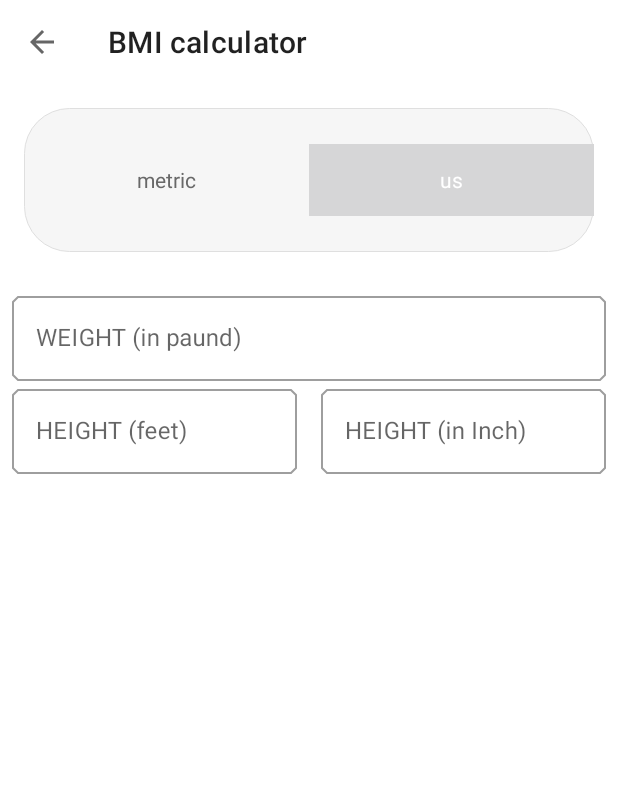
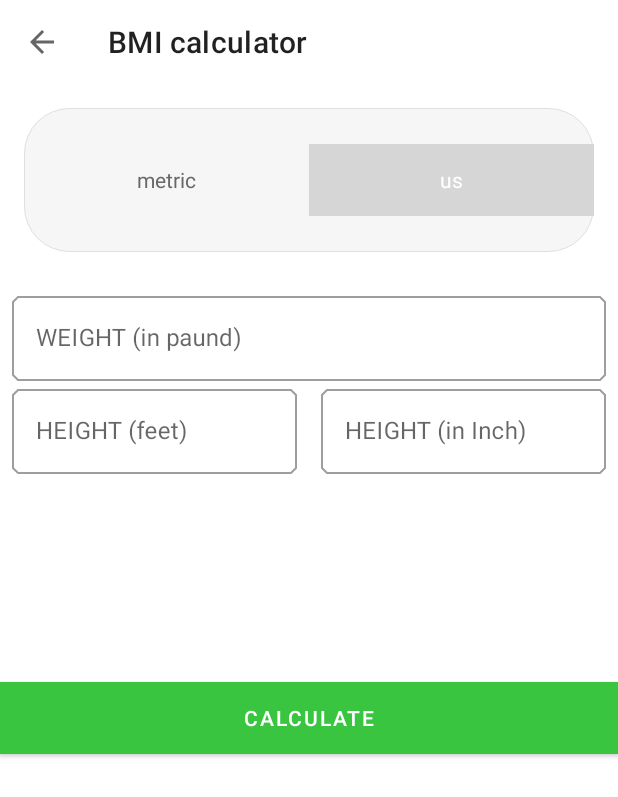
Before and after one commit to Helaluzzaman/WorkoutApp, an Android app: the BmiActivity screen opened directly, with no data from a screen before it, after a tap on "us", on a phone screen of 412 x 824 dp. Shown: the top 797 px of the screen. Run offline under Robolectric (Android 15) with nearby library versions, the phone set to English and light mode, and no system bars.

Commit message:
button missing problem solved

```diff
--- a/app/src/main/java/com/learning/workoutapp/BmiActivity.kt
+++ b/app/src/main/java/com/learning/workoutapp/BmiActivity.kt
@@ -97,7 +97,7 @@ class BmiActivity : AppCompatActivity() {
                         ll_usInput.visibility = View.GONE
                         ll_metricInput.isVisible = true
                         currentView = METRIC_VIEW
-                        llResult.isVisible = false
+                        llResult.visibility = View.INVISIBLE
                     }
                 }
                 R.id.rb_us -> if(checked){
@@ -106,7 +106,7 @@ class BmiActivity : AppCompatActivity() {
                         ll_metricInput.visibility = View.GONE
                         ll_usInput.isVisible = true
                         currentView = US_VIEW
-                        llResult.isVisible = false
+                        llResult.visibility = View.INVISIBLE
                     }
                 }
             }
--- a/app/src/main/res/layout/activity_bmi.xml
+++ b/app/src/main/res/layout/activity_bmi.xml
@@ -134,7 +134,7 @@
 
     <LinearLayout
         android:layout_width="match_parent"
-        android:layout_height="match_parent"
+        android:layout_height="wrap_content"
         android:orientation="vertical"
         android:gravity="center_horizontal"
         android:id="@+id/ll_resultbmi">
@@ -174,6 +174,7 @@
             android:textAppearance="@style/TextAppearance.MaterialComponents.Body2"
             android:minLines="2"
             />
+    </LinearLayout>
     <Button
         android:id="@+id/b_calculate_bmi"
         android:layout_width="match_parent"
@@ -182,7 +183,6 @@
         android:text="@string/calculate"
         android:textColor="@color/white"
         />
-    </LinearLayout>
 
 
 
```
Lines whose indentation alone changed are shown as unchanged.
